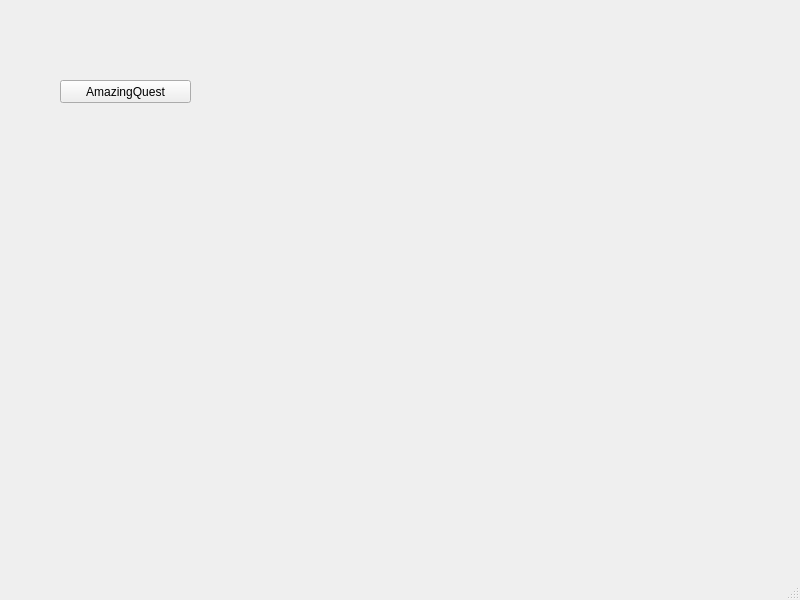
Before: the Qt Designer form data/AmazingQuest.ui in hecker0makhambet/PyQt_Project, drawn with Qt 5.
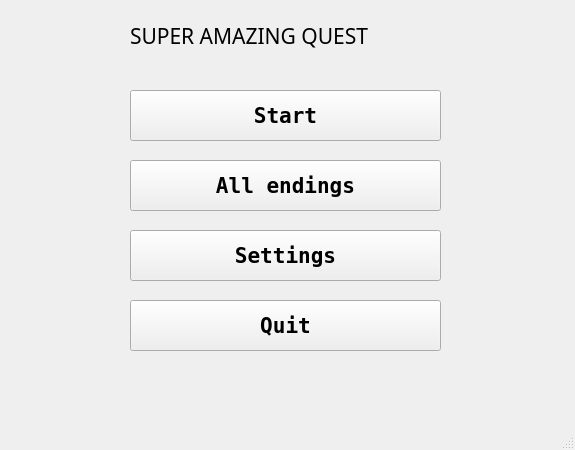
After: the same form once the commit is applied.

```diff
--- a/data/AmazingQuest.ui
+++ b/data/AmazingQuest.ui
@@ -6,25 +6,120 @@
    <rect>
     <x>0</x>
     <y>0</y>
-    <width>800</width>
-    <height>600</height>
+    <width>575</width>
+    <height>450</height>
    </rect>
   </property>
   <property name="windowTitle">
    <string>MainWindow</string>
   </property>
   <widget class="QWidget" name="centralwidget">
-   <widget class="QPushButton" name="pushButton">
+   <widget class="QLabel" name="label">
     <property name="geometry">
      <rect>
-      <x>60</x>
-      <y>80</y>
-      <width>131</width>
-      <height>23</height>
+      <x>130</x>
+      <y>10</y>
+      <width>341</width>
+      <height>51</height>
      </rect>
     </property>
+    <property name="font">
+     <font>
+      <family>Ravie</family>
+      <pointsize>16</pointsize>
+      <weight>50</weight>
+      <italic>false</italic>
+      <bold>false</bold>
+      <underline>false</underline>
+      <strikeout>false</strikeout>
+     </font>
+    </property>
     <property name="text">
-     <string>AmazingQuest</string>
+     <string>SUPER AMAZING QUEST</string>
+    </property>
+   </widget>
+   <widget class="QPushButton" name="btn_start">
+    <property name="geometry">
+     <rect>
+      <x>130</x>
+      <y>90</y>
+      <width>311</width>
+      <height>51</height>
+     </rect>
+    </property>
+    <property name="font">
+     <font>
+      <family>NSimSun</family>
+      <pointsize>16</pointsize>
+      <weight>75</weight>
+      <bold>true</bold>
+     </font>
+    </property>
+    <property name="text">
+     <string>Start</string>
+    </property>
+   </widget>
+   <widget class="QPushButton" name="btn_endings">
+    <property name="geometry">
+     <rect>
+      <x>130</x>
+      <y>160</y>
+      <width>311</width>
+      <height>51</height>
+     </rect>
+    </property>
+    <property name="font">
+     <font>
+      <family>NSimSun</family>
+      <pointsize>16</pointsize>
+      <weight>75</weight>
+      <bold>true</bold>
+     </font>
+    </property>
+    <property name="text">
+     <string>All endings</string>
+    </property>
+   </widget>
+   <widget class="QPushButton" name="btn_settings">
+    <property name="geometry">
+     <rect>
+      <x>130</x>
+      <y>230</y>
+      <width>311</width>
+      <height>51</height>
+     </rect>
+    </property>
+    <property name="font">
+     <font>
+      <family>NSimSun</family>
+      <pointsize>16</pointsize>
+      <weight>75</weight>
+      <bold>true</bold>
+     </font>
+    </property>
+    <property name="text">
+     <string>Settings</string>
+    </property>
+   </widget>
+   <widget class="QPushButton" name="btn_quit">
+    <property name="geometry">
+     <rect>
+      <x>130</x>
+      <y>300</y>
+      <width>311</width>
+      <height>51</height>
+     </rect>
+    </property>
+    <property name="font">
+     <font>
+      <family>NSimSun</family>
+      <pointsize>16</pointsize>
+      <weight>75</weight>
+      <bold>true</bold>
+     </font>
+    </property>
+    <property name="text">
+     <string>Quit</string>
     </property>
    </widget>
   </widget>
```
Left out of the diff: 2 changed lines with no effect on the pictures.
